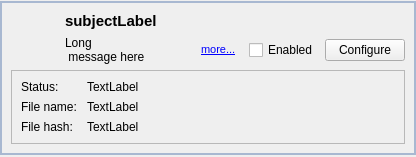
RetroShare/RetroShare, file retroshare-gui/src/gui/settings/PluginItem.ui: the form before one commit.
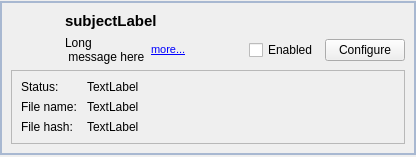
The form after the commit.

Commit message: * Hide the import/export button, and set the new identity CheckBox set checked, when start a new Profile generation from Profile Manager. * Set PluginItem icon size to 24

```diff
--- a/retroshare-gui/src/gui/settings/PluginItem.ui
+++ b/retroshare-gui/src/gui/settings/PluginItem.ui
@@ -144,6 +144,12 @@
               <property name="orientation">
                <enum>Qt::Horizontal</enum>
               </property>
+              <property name="sizeHint" stdset="0">
+               <size>
+                <width>0</width>
+                <height>0</height>
+               </size>
+              </property>
              </spacer>
             </item>
             <item>
```
Left out of the diff: 4 changed lines with no effect on the pictures. The commit also changes 3 other files.
